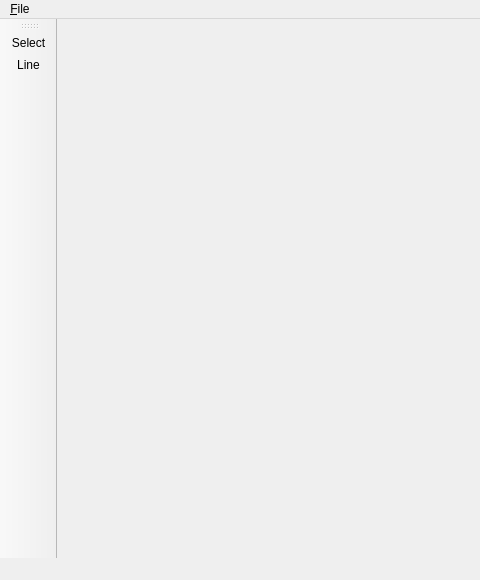
The window that src/mainwindow.ui (ThKattanek/simply_2d_cad) describes before a commit, drawn with Qt 5; both pictures show x 0 to 480 and y 0 to 580 of the 926 by 580 pixel window.
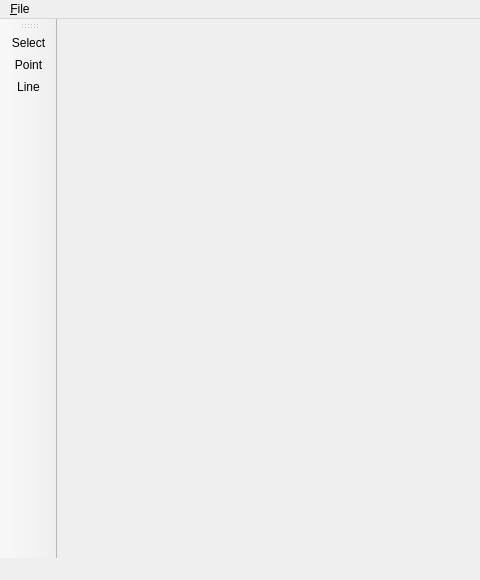
The same window after the commit.

Commit message: added point tool

Patch:
```diff
--- a/src/mainwindow.ui
+++ b/src/mainwindow.ui
@@ -45,6 +45,7 @@
     <bool>false</bool>
    </attribute>
    <addaction name="actionToolSelect"/>
+   <addaction name="actionToolPoint"/>
    <addaction name="actionToolLine"/>
   </widget>
   <action name="action_Close">
@@ -68,6 +69,14 @@
     <enum>QAction::MenuRole::NoRole</enum>
    </property>
   </action>
+  <action name="actionToolPoint">
+   <property name="text">
+    <string>Point</string>
+   </property>
+   <property name="menuRole">
+    <enum>QAction::MenuRole::NoRole</enum>
+   </property>
+  </action>
  </widget>
  <resources/>
  <connections/>
```
The commit also changes 9 other files.
